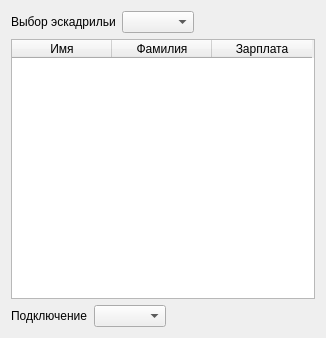
The window that mainwindow.ui (Domerk/AeroClient) describes before a commit, drawn with Qt 5.
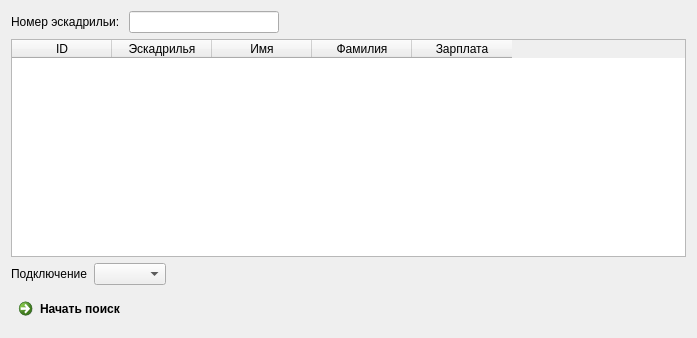
The same window after the commit.

Commit message: Изменён дизайн таблицы

Patch:
```diff
--- a/mainwindow.ui
+++ b/mainwindow.ui
@@ -6,7 +6,7 @@
    <rect>
     <x>0</x>
     <y>0</y>
-    <width>326</width>
+    <width>697</width>
     <height>338</height>
    </rect>
   </property>
@@ -28,12 +28,19 @@
         <item>
          <widget class="QLabel" name="label">
           <property name="text">
-           <string>Выбор эскадрильи</string>
+           <string>Номер эскадрильи: </string>
           </property>
          </widget>
         </item>
         <item>
-         <widget class="QComboBox" name="comboBox"/>
+         <widget class="QLineEdit" name="lineEdit">
+          <property name="maximumSize">
+           <size>
+            <width>150</width>
+            <height>16777215</height>
+           </size>
+          </property>
+         </widget>
         </item>
         <item>
          <spacer name="horizontalSpacer">
@@ -55,6 +62,22 @@
         <attribute name="verticalHeaderVisible">
          <bool>false</bool>
         </attribute>
+        <column>
+         <property name="text">
+          <string>ID</string>
+         </property>
+         <property name="textAlignment">
+          <set>AlignCenter</set>
+         </property>
+        </column>
+        <column>
+         <property name="text">
+          <string>Эскадрилья</string>
+         </property>
+         <property name="textAlignment">
+          <set>AlignCenter</set>
+         </property>
+        </column>
         <column>
          <property name="text">
           <string>Имя</string>
@@ -119,6 +142,42 @@
       </item>
      </layout>
     </item>
+    <item>
+     <layout class="QHBoxLayout" name="horizontalLayout_3">
+      <property name="leftMargin">
+       <number>0</number>
+      </property>
+      <property name="topMargin">
+       <number>0</number>
+      </property>
+      <property name="rightMargin">
+       <number>0</number>
+      </property>
+      <property name="bottomMargin">
+       <number>0</number>
+      </property>
+      <item>
+       <widget class="QCommandLinkButton" name="commandLinkButton">
+        <property name="text">
+         <string>Начать поиск</string>
+        </property>
+       </widget>
+      </item>
+      <item>
+       <spacer name="horizontalSpacer_3">
+        <property name="orientation">
+         <enum>Qt::Horizontal</enum>
+        </property>
+        <property name="sizeHint" stdset="0">
+         <size>
+          <width>40</width>
+          <height>20</height>
+         </size>
+        </property>
+       </spacer>
+      </item>
+     </layout>
+    </item>
    </layout>
   </widget>
  </widget>
```
The commit also changes 2 other files.
